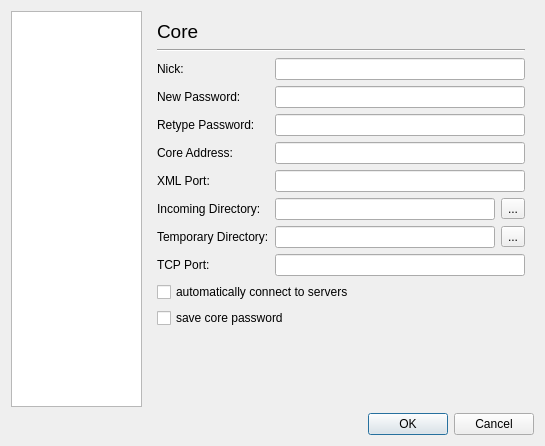
The window that juicer/src/optionsdialogbase.ui (applejuicenetz/gui-juicer) describes before a commit, drawn with Qt 5.
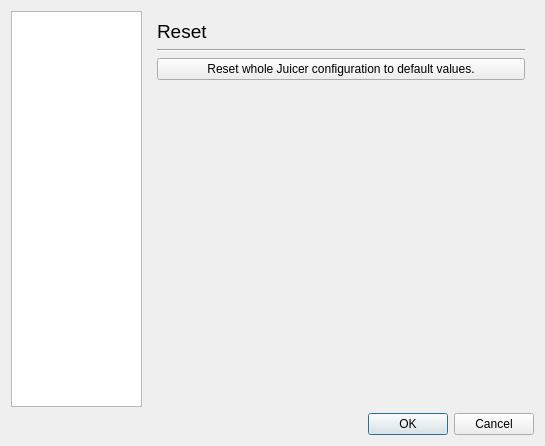
The same window after the commit. The open tabs and pages were chosen to show the change. Icons and pictures are not drawn.

Commit message:
fixed bugs: - change of tool button after status change of download - loading of shares on startup
first version of auto update

What changed in the file:
```diff
--- a/juicer/src/optionsdialogbase.ui
+++ b/juicer/src/optionsdialogbase.ui
@@ -1281,6 +1281,49 @@
        </item>
       </layout>
      </widget>
+     <widget class="QWidget" name="Reset" >
+      <layout class="QVBoxLayout" name="verticalLayout_11" >
+       <item>
+        <widget class="QLabel" name="label" >
+         <property name="font" >
+          <font>
+           <pointsize>14</pointsize>
+          </font>
+         </property>
+         <property name="text" >
+          <string>Reset</string>
+         </property>
+        </widget>
+       </item>
+       <item>
+        <widget class="Line" name="line_7" >
+         <property name="orientation" >
+          <enum>Qt::Horizontal</enum>
+         </property>
+        </widget>
+       </item>
+       <item>
+        <widget class="QPushButton" name="resetPushButton" >
+         <property name="text" >
+          <string>Reset whole Juicer configuration to default values.</string>
+         </property>
+        </widget>
+       </item>
+       <item>
+        <spacer name="verticalSpacer_6" >
+         <property name="orientation" >
+          <enum>Qt::Vertical</enum>
+         </property>
+         <property name="sizeHint" stdset="0" >
+          <size>
+           <width>20</width>
+           <height>330</height>
+          </size>
+         </property>
+        </spacer>
+       </item>
+      </layout>
+     </widget>
     </widget>
    </item>
    <item row="1" column="1" >
```
Left out of the diff: 7 changed lines with no effect on the pictures. The commit also changes 62 other files.
